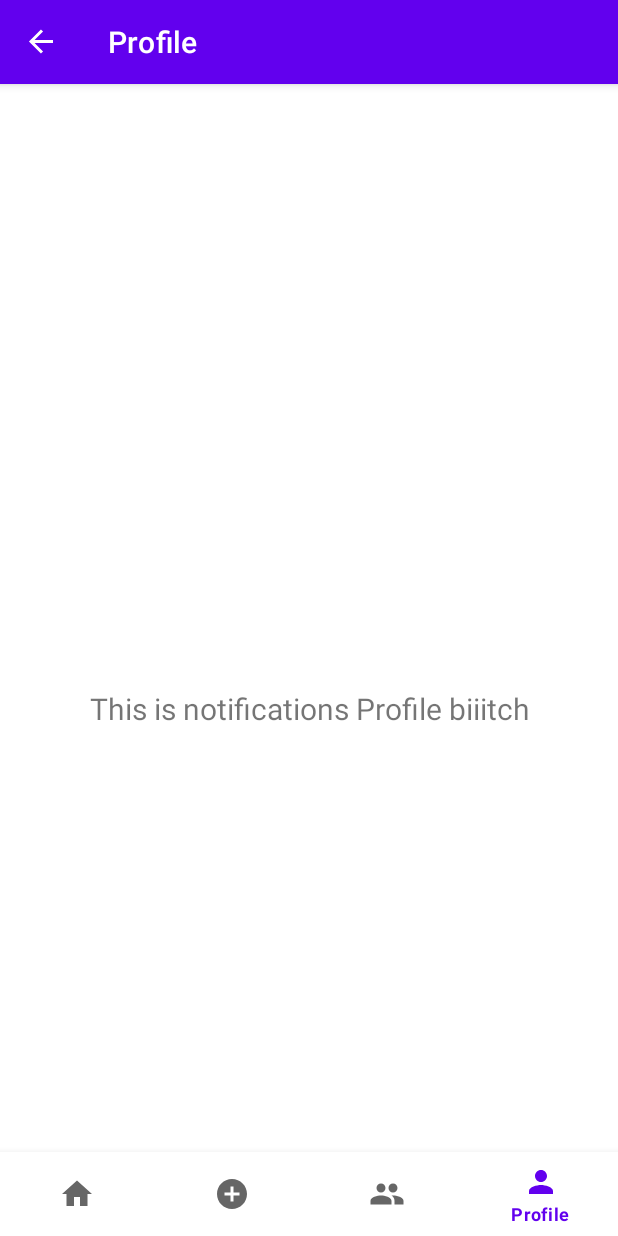
After one commit to TomasBerezny/mtaaProjekt, an Android app: the ProfileFragment screen opened through its navigation route, on a phone screen of 412 x 824 dp. The commit adds this screen. Run offline under Robolectric (Android 15) with nearby library versions, the phone set to English and light mode, and no system bars; our stand-ins replace navigation-ui.

Commit message:
added new fragment and icons

```diff
--- /dev/null
+++ b/android/app/src/main/java/com/example/kdesikamos/ui/profile/ProfileFragment.kt
@@ -0,0 +1,43 @@
+package com.example.kdesikamos.ui.profile
+
+import android.os.Bundle
+import android.view.LayoutInflater
+import android.view.View
+import android.view.ViewGroup
+import android.widget.TextView
+import androidx.fragment.app.Fragment
+import androidx.lifecycle.ViewModelProvider
+import com.example.kdesikamos.databinding.FragmentNotificationsBinding
+import com.example.kdesikamos.databinding.FragmentProfileBinding
+
+class ProfileFragment : Fragment() {
+
+    private var _binding: FragmentProfileBinding? = null
+
+    // This property is only valid between onCreateView and
+    // onDestroyView.
+    private val binding get() = _binding!!
+
+    override fun onCreateView(
+            inflater: LayoutInflater,
+            container: ViewGroup?,
+            savedInstanceState: Bundle?
+    ): View {
+        val profileViewModel =
+                ViewModelProvider(this).get(ProfileViewModel::class.java)
+
+        _binding = FragmentProfileBinding.inflate(inflater, container, false)
+        val root: View = binding.root
+
+        val textView: TextView = binding.textProfile
+        profileViewModel.text.observe(viewLifecycleOwner) {
+            textView.text = it
+        }
+        return root
+    }
+
+    override fun onDestroyView() {
+        super.onDestroyView()
+        _binding = null
+    }
+}
--- /dev/null
+++ b/android/app/src/main/java/com/example/kdesikamos/ui/profile/ProfileViewModel.kt
@@ -0,0 +1,13 @@
+package com.example.kdesikamos.ui.profile
+
+import androidx.lifecycle.LiveData
+import androidx.lifecycle.MutableLiveData
+import androidx.lifecycle.ViewModel
+
+class ProfileViewModel : ViewModel() {
+
+    private val _text = MutableLiveData<String>().apply {
+        value = "This is notifications Profile biiitch"
+    }
+    val text: LiveData<String> = _text
+}
--- /dev/null
+++ b/android/app/src/main/res/drawable/ic_baseline_add_circle_24.xml
@@ -0,0 +1,10 @@
+<vector xmlns:android="http://schemas.android.com/apk/res/android"
+    android:width="24dp"
+    android:height="24dp"
+    android:viewportWidth="24"
+    android:viewportHeight="24"
+    android:tint="?attr/colorControlNormal">
+  <path
+      android:fillColor="@android:color/black"
+      android:pathData="M12,2C6.48,2 2,6.48 2,12s4.48,10 10,10 10,-4.48 10,-10S17.52,2 12,2zM17,13h-4v4h-2v-4L7,13v-2h4L11,7h2v4h4v2z"/>
+</vector>
--- /dev/null
+++ b/android/app/src/main/res/drawable/ic_baseline_group_24.xml
@@ -0,0 +1,10 @@
+<vector xmlns:android="http://schemas.android.com/apk/res/android"
+    android:width="24dp"
+    android:height="24dp"
+    android:viewportWidth="24"
+    android:viewportHeight="24"
+    android:tint="?attr/colorControlNormal">
+  <path
+      android:fillColor="@android:color/black"
+      android:pathData="M16,11c1.66,0 2.99,-1.34 2.99,-3S17.66,5 16,5c-1.66,0 -3,1.34 -3,3s1.34,3 3,3zM8,11c1.66,0 2.99,-1.34 2.99,-3S9.66,5 8,5C6.34,5 5,6.34 5,8s1.34,3 3,3zM8,13c-2.33,0 -7,1.17 -7,3.5L1,19h14v-2.5c0,-2.33 -4.67,-3.5 -7,-3.5zM16,13c-0.29,0 -0.62,0.02 -0.97,0.05 1.16,0.84 1.97,1.97 1.97,3.45L17,19h6v-2.5c0,-2.33 -4.67,-3.5 -7,-3.5z"/>
+</vector>
--- /dev/null
+++ b/android/app/src/main/res/drawable/ic_baseline_person_24.xml
@@ -0,0 +1,10 @@
+<vector xmlns:android="http://schemas.android.com/apk/res/android"
+    android:width="24dp"
+    android:height="24dp"
+    android:viewportWidth="24"
+    android:viewportHeight="24"
+    android:tint="?attr/colorControlNormal">
+  <path
+      android:fillColor="@android:color/black"
+      android:pathData="M12,12c2.21,0 4,-1.79 4,-4s-1.79,-4 -4,-4 -4,1.79 -4,4 1.79,4 4,4zM12,14c-2.67,0 -8,1.34 -8,4v2h16v-2c0,-2.66 -5.33,-4 -8,-4z"/>
+</vector>
--- a/android/app/src/main/res/drawable/ic_dashboard_black_24dp.xml
+++ /dev/null
@@ -1,9 +0,0 @@
-<vector xmlns:android="http://schemas.android.com/apk/res/android"
-    android:width="24dp"
-    android:height="24dp"
-    android:viewportWidth="24.0"
-    android:viewportHeight="24.0">
-    <path
-        android:fillColor="#FF000000"
-        android:pathData="M3,13h8L11,3L3,3v10zM3,21h8v-6L3,15v6zM13,21h8L21,11h-8v10zM13,3v6h8L21,3h-8z" />
-</vector>
--- a/android/app/src/main/res/drawable/ic_notifications_black_24dp.xml
+++ /dev/null
@@ -1,9 +0,0 @@
-<vector xmlns:android="http://schemas.android.com/apk/res/android"
-    android:width="24dp"
-    android:height="24dp"
-    android:viewportWidth="24.0"
-    android:viewportHeight="24.0">
-    <path
-        android:fillColor="#FF000000"
-        android:pathData="M12,22c1.1,0 2,-0.9 2,-2h-4c0,1.1 0.89,2 2,2zM18,16v-5c0,-3.07 -1.64,-5.64 -4.5,-6.32L13.5,4c0,-0.83 -0.67,-1.5 -1.5,-1.5s-1.5,0.67 -1.5,1.5v0.68C7.63,5.36 6,7.92 6,11v5l-2,2v1h16v-1l-2,-2z" />
-</vector>
--- /dev/null
+++ b/android/app/src/main/res/layout/fragment_profile.xml
@@ -0,0 +1,22 @@
+<?xml version="1.0" encoding="utf-8"?>
+<androidx.constraintlayout.widget.ConstraintLayout xmlns:android="http://schemas.android.com/apk/res/android"
+    xmlns:app="http://schemas.android.com/apk/res-auto"
+    xmlns:tools="http://schemas.android.com/tools"
+    android:layout_width="match_parent"
+    android:layout_height="match_parent"
+    tools:context=".ui.profile.ProfileFragment">
+
+    <TextView
+        android:id="@+id/text_profile"
+        android:layout_width="match_parent"
+        android:layout_height="wrap_content"
+        android:layout_marginStart="8dp"
+        android:layout_marginTop="8dp"
+        android:layout_marginEnd="8dp"
+        android:textAlignment="center"
+        android:textSize="20sp"
+        app:layout_constraintBottom_toBottomOf="parent"
+        app:layout_constraintEnd_toEndOf="parent"
+        app:layout_constraintStart_toStartOf="parent"
+        app:layout_constraintTop_toTopOf="parent" />
+</androidx.constraintlayout.widget.ConstraintLayout>
--- a/android/app/src/main/res/menu/bottom_nav_menu.xml
+++ b/android/app/src/main/res/menu/bottom_nav_menu.xml
@@ -8,12 +8,17 @@
 
     <item
         android:id="@+id/navigation_dashboard"
-        android:icon="@drawable/ic_dashboard_black_24dp"
+        android:icon="@drawable/ic_baseline_add_circle_24"
         android:title="@string/title_dashboard" />
 
     <item
         android:id="@+id/navigation_notifications"
-        android:icon="@drawable/ic_notifications_black_24dp"
+        android:icon="@drawable/ic_baseline_group_24"
         android:title="@string/title_notifications" />
 
+    <item
+        android:id="@+id/navigation_profile"
+        android:icon="@drawable/ic_baseline_person_24"
+        android:title="@string/title_profile" />
+
 </menu>
--- a/android/app/src/main/res/navigation/mobile_navigation.xml
+++ b/android/app/src/main/res/navigation/mobile_navigation.xml
@@ -22,4 +22,10 @@
         android:name="com.example.kdesikamos.ui.notifications.NotificationsFragment"
         android:label="@string/title_notifications"
         tools:layout="@layout/fragment_notifications" />
+
+    <fragment
+        android:id="@+id/navigation_profile"
+        android:name="com.example.kdesikamos.ui.profile.ProfileFragment"
+        android:label="@string/title_profile"
+        tools:layout="@layout/fragment_profile" />
 </navigation>
--- a/android/app/src/main/res/values/strings.xml
+++ b/android/app/src/main/res/values/strings.xml
@@ -3,4 +3,5 @@
     <string name="title_home">Home</string>
     <string name="title_dashboard">Dashboard</string>
     <string name="title_notifications">Notifications</string>
+    <string name="title_profile">Profile</string>
 </resources>
```
